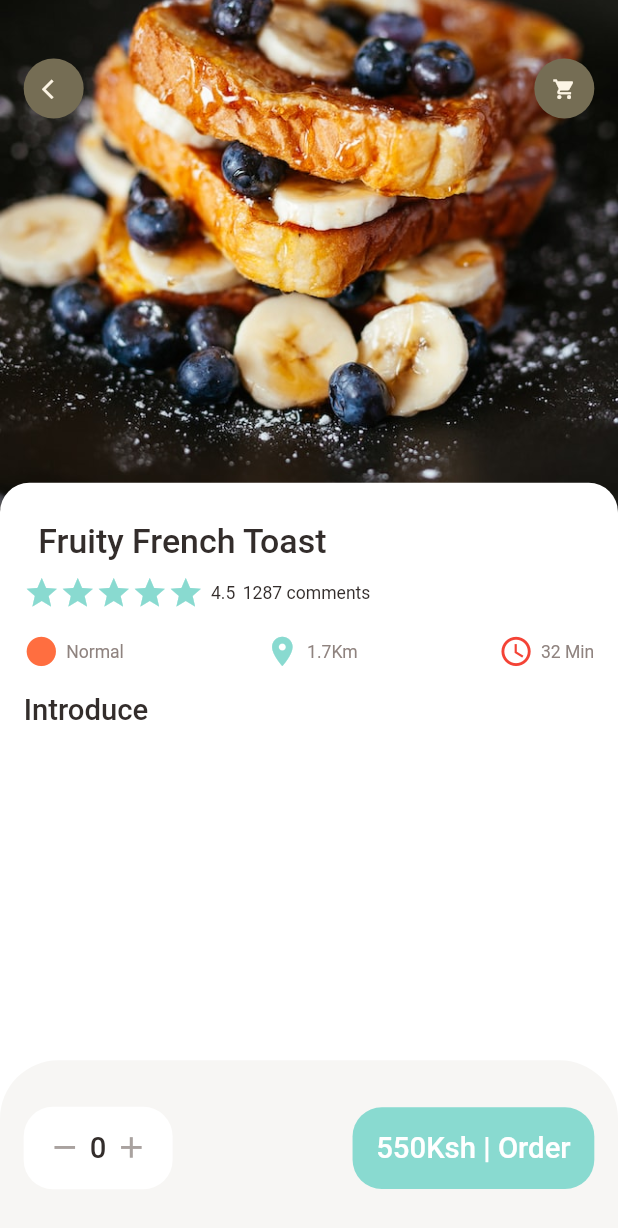
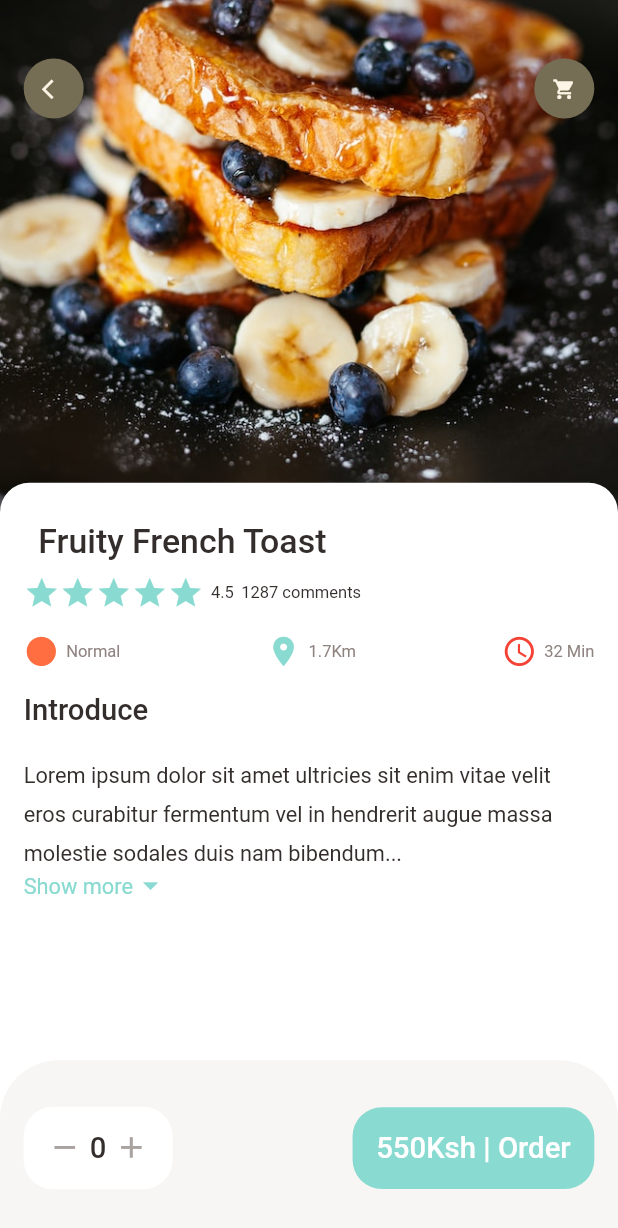
Before and after one commit to Calvin-Ngugi/food-delivery-app, a Flutter app: the PopularFoodDetail screen opened directly, on a phone screen of 412 x 824 dp. Shown: the top 1228 px of the screen. Run offline on Flutter 3.47's test engine with Material 2 defaults, Android fonts, the phone set to English and light mode, and no system bars; our stand-ins replace dots_indicator, get.

Commit message:
:sparkles: Expandable text widget created

```diff
--- a/lib/main.dart
+++ b/lib/main.dart
@@ -19,7 +19,7 @@ class MyApp extends StatelessWidget {
       theme: ThemeData(
         primarySwatch: Colors.blue,
       ),
-      home: const PopularFoodDetail()
+      home: const MainFoodPage()
     );
   }
 }
--- a/lib/pages/food/popular_food_detail.dart
+++ b/lib/pages/food/popular_food_detail.dart
@@ -4,6 +4,7 @@ import 'package:food_delivery/utils/dimensions.dart';
 import 'package:food_delivery/widgets/app_column.dart';
 import 'package:food_delivery/widgets/app_icon.dart';
 import 'package:food_delivery/widgets/big_text.dart';
+import 'package:food_delivery/widgets/expandable_text_widget.dart';
 
 class PopularFoodDetail extends StatelessWidget {
   const PopularFoodDetail({Key? key}) : super(key: key);
@@ -14,6 +15,7 @@ class PopularFoodDetail extends StatelessWidget {
       backgroundColor: Colors.white,
       body: Stack(
         children: [
+          //background image
           Positioned(
             left: 0,
             right: 0,
@@ -29,6 +31,7 @@ class PopularFoodDetail extends StatelessWidget {
                 )
               ),
             )),
+          //icons appbar
           Positioned(
             top: Dimensions.height40,
             left: Dimensions.width20,
@@ -41,6 +44,7 @@ class PopularFoodDetail extends StatelessWidget {
               ],
             )
           ),
+          //introduction of food
           Positioned(
             left: 0,
             right: 0,
@@ -61,6 +65,9 @@ class PopularFoodDetail extends StatelessWidget {
                   AppColumn(text: "Fruity French Toast",),
                   SizedBox(height: Dimensions.height20,),
                   BigText(text: "Introduce"),
+                  SizedBox(height: Dimensions.height20),
+                  Expanded(child: SingleChildScrollView(child: ExpandableTextWidget(text: "Lorem ipsum dolor sit amet ultricies sit enim vitae velit eros curabitur fermentum vel in hendrerit augue massa molestie sodales duis nam bibendum quisque ac ante curae etiam porttitor porta pellentesque egestas nulla sapien sollicitudin nostra penatibus libero sed odio et nascetur mi lacinia quam ex convallis felis scelerisque inceptos venenatis dis purus auctor pharetra vivamus netus facilisis gravida torquent aliquet sagittis mattis tincidunt iaculis potenti ligula metus lorem congue class fringilla fames proin adipiscing sem nec rutrum ut conubia dignissim ullamcorper faucibus consequat vehicula maximus maecenas fusce ultrices cubilia nisl litora feugiat ridiculus condimentum posuere senectus luctus"))),
+
                 ],
               ),
             ),
--- a/lib/utils/dimensions.dart
+++ b/lib/utils/dimensions.dart
@@ -27,7 +27,7 @@ class Dimensions{
   //font
   static double font26 = screenHeight/36.46;
   static double font20 = screenHeight/42.2;
-  static double font12 = screenHeight/70.3;
+  static double font16 = screenHeight/56.75;
   //radius
   static double radius30 = screenHeight/28.13;
   static double radius20 = screenHeight/42.2;
--- /dev/null
+++ b/lib/widgets/expandable_text_widget.dart
@@ -0,0 +1,55 @@
+import 'package:flutter/material.dart';
+import 'package:food_delivery/utils/colors.dart';
+import 'package:food_delivery/utils/dimensions.dart';
+import 'package:food_delivery/widgets/small_text.dart';
+
+class ExpandableTextWidget extends StatefulWidget {
+  final String text;
+  ExpandableTextWidget({Key? key, required this.text}) : super(key: key);
+
+  @override
+  State<ExpandableTextWidget> createState() => _ExpandableTextWidgetState();
+}
+
+class _ExpandableTextWidgetState extends State<ExpandableTextWidget> {
+  late String firstHalf;
+  late String secondHalf;
+  bool hiddenText = true;
+  double textHeight = Dimensions.screenHeight/5.63;
+
+  @override
+  void initState(){
+    super.initState();
+    if(widget.text.length>textHeight){
+      firstHalf = widget.text.substring(0, textHeight.toInt());
+      secondHalf = widget.text.substring(textHeight.toInt()+1, widget.text.length);
+    }else{
+      firstHalf = widget.text;
+      secondHalf = "";
+    }
+  }
+
+  @override
+  Widget build(BuildContext context) {
+    return Container(
+      child: secondHalf.isEmpty?SmallText(text: firstHalf, size: Dimensions.font16):Column(
+        children: [
+          SmallText(text: hiddenText?("$firstHalf..."): (firstHalf+secondHalf), size: Dimensions.font16, height: 1.8),
+          InkWell(
+            onTap: (){
+              setState((){
+                hiddenText = !hiddenText;
+              });
+            },
+            child: Row(
+              children: [
+                SmallText(text: hiddenText?"Show more":"Show less", color: AppColors.mainColor, size: Dimensions.font16,),
+                Icon(hiddenText?Icons.arrow_drop_down:Icons.arrow_drop_up, color: AppColors.mainColor, size: Dimensions.iconSize24),
+              ],
+            ),
+          )
+        ],
+      ),
+    );
+  }
+}
--- a/lib/widgets/small_text.dart
+++ b/lib/widgets/small_text.dart
@@ -5,10 +5,12 @@ class SmallText extends StatelessWidget {
   Color? color;
   final String text;
   double size;
+  double height;
 
   SmallText({Key? key, this.color = const Color(0xFF332d2b),
     required this.text,
-    this.size=0,
+    this.size=11,
+    this.height=1.2,
   }) : super(key: key);
 
   @override
@@ -17,7 +19,8 @@ class SmallText extends StatelessWidget {
       text,
       style: TextStyle(
         color: color,
-        fontSize: size==0?Dimensions.font12:size,
+        fontSize: size,
+        height: height,
         fontFamily: 'Roboto',
       ),
     );
```
